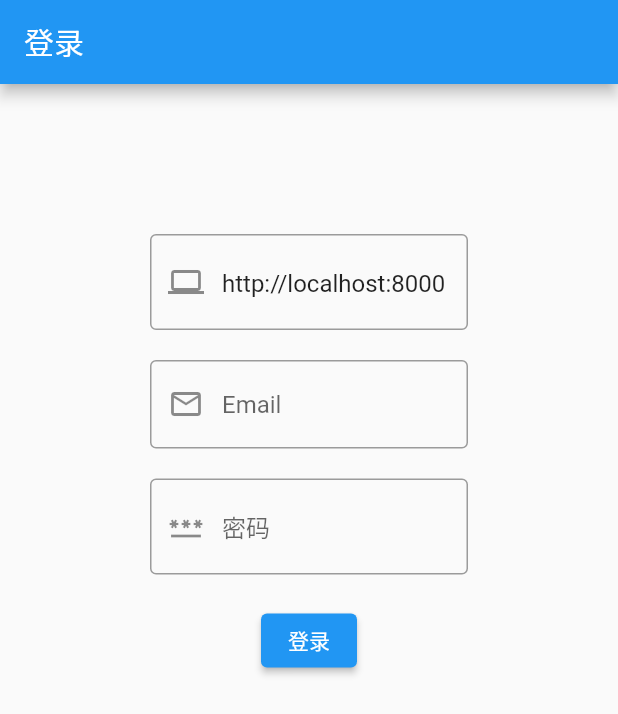
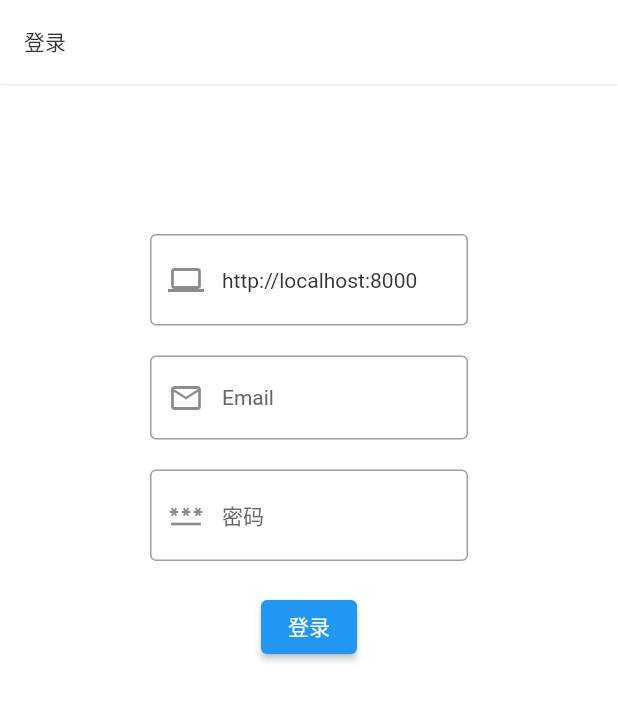
Before and after one commit to ceeevip/ceee_manager, a Flutter app: the screen it shows after launch, on a phone screen of 412 x 824 dp. Shown: the top 714 px of the screen. Run offline on Flutter 3.47's test engine with Material 2 defaults, Android fonts, the phone set to English and light mode, and no system bars; our stand-ins replace dio, fluttericon, shared_preferences, toast; accounts and stored records are empty.

Commit message:
添加源完整

```diff
--- a/lib/main.dart
+++ b/lib/main.dart
@@ -5,6 +5,7 @@ import 'package:ceee_manager/page/account/login_regist_page.dart';
 import 'package:ceee_manager/page/manager/manager_page.dart';
 import 'package:ceee_manager/util/data_store.dart';
 import 'package:ceee_manager/util/http_util.dart';
+import 'package:ceee_manager/util/theme_util.dart';
 import 'package:flutter/material.dart';
 import 'package:flutter_localizations/flutter_localizations.dart';
 
@@ -34,9 +35,8 @@ class MyApp extends StatelessWidget {
         GlobalCupertinoLocalizations.delegate,
         GlobalWidgetsLocalizations.delegate
       ],
-      theme: ThemeData(
-        primarySwatch: Colors.blue,
-      ),
+      theme: ThemeUtil.getThemeData(),
+      darkTheme: ThemeUtil.getThemeData(isDarkMode: true),
       home: const MainAppWidget(),
     );
   }
@@ -73,13 +73,9 @@ class _MainAppWidgetState extends State<MainAppWidget> {
   Widget getMainWidget() {
     _items = [
       const BottomNavigationBarItem(
-          label: "首页",
-          icon: Icon(Icons.home_outlined),
-          activeIcon: Icon(Icons.home)),
+          label: "首页", icon: Icon(Icons.home_outlined), activeIcon: Icon(Icons.home)),
       const BottomNavigationBarItem(
-          label: "管理",
-          icon: Icon(Icons.list_outlined),
-          activeIcon: Icon(Icons.list)),
+          label: "管理", icon: Icon(Icons.list_outlined), activeIcon: Icon(Icons.list)),
       const BottomNavigationBarItem(
           label: "我的",
           icon: Icon(Icons.account_circle_outlined),
--- /dev/null
+++ b/lib/model/AlbumModel.dart
@@ -0,0 +1,55 @@
+/// path : "string"
+/// fs_id : "string"
+/// source_id : "string"
+/// name : "string"
+/// album_url : "string"
+/// id : "string"
+
+class AlbumModel {
+  AlbumModel({
+      this.path,
+      this.fsId,
+      this.sourceId,
+      this.name,
+      this.albumUrl,
+      this.id,});
+
+  AlbumModel.fromJson(dynamic json) {
+    path = json['path'];
+    fsId = json['fs_id'];
+    sourceId = json['source_id'];
+    name = json['name'];
+    albumUrl = json['album_url'];
+    id = json['id'];
+  }
+  String? path;
+  String? fsId;
+  String? sourceId;
+  String? name;
+  String? albumUrl;
+  String? id;
+AlbumModel copyWith({  String? path,
+  String? fsId,
+  String? sourceId,
+  String? name,
+  String? albumUrl,
+  String? id,
+}) => AlbumModel(  path: path ?? this.path,
+  fsId: fsId ?? this.fsId,
+  sourceId: sourceId ?? this.sourceId,
+  name: name ?? this.name,
+  albumUrl: albumUrl ?? this.albumUrl,
+  id: id ?? this.id,
+);
+  Map<String, dynamic> toJson() {
+    final map = <String, dynamic>{};
+    map['path'] = path;
+    map['fs_id'] = fsId;
+    map['source_id'] = sourceId;
+    map['name'] = name;
+    map['album_url'] = albumUrl;
+    map['id'] = id;
+    return map;
+  }
+
+}
--- a/lib/model/SourceModel.dart
+++ b/lib/model/SourceModel.dart
@@ -1,3 +1,12 @@
+/// id : "string"
+/// name : "string"
+/// auth_id : "string"
+/// source_type : "string"
+/// url_album : "string"
+/// api_version : "v1"
+/// status : 0
+/// password : "string"
+
 class SourceModel {
   SourceModel({
       this.id,
@@ -6,7 +15,8 @@ class SourceModel {
       this.sourceType,
       this.urlAlbum,
       this.apiVersion,
-      this.status,});
+      this.status,
+      this.password,});
 
   SourceModel.fromJson(dynamic json) {
     id = json['id'];
@@ -16,6 +26,7 @@ class SourceModel {
     urlAlbum = json['url_album'];
     apiVersion = json['api_version'];
     status = json['status'];
+    password = json['password'];
   }
   String? id;
   String? name;
@@ -24,7 +35,24 @@ class SourceModel {
   String? urlAlbum;
   String? apiVersion;
   int? status;
-
+  String? password;
+SourceModel copyWith({  String? id,
+  String? name,
+  String? authId,
+  String? sourceType,
+  String? urlAlbum,
+  String? apiVersion,
+  int? status,
+  String? password,
+}) => SourceModel(  id: id ?? this.id,
+  name: name ?? this.name,
+  authId: authId ?? this.authId,
+  sourceType: sourceType ?? this.sourceType,
+  urlAlbum: urlAlbum ?? this.urlAlbum,
+  apiVersion: apiVersion ?? this.apiVersion,
+  status: status ?? this.status,
+  password: password ?? this.password,
+);
   Map<String, dynamic> toJson() {
     final map = <String, dynamic>{};
     map['id'] = id;
@@ -34,6 +62,7 @@ class SourceModel {
     map['url_album'] = urlAlbum;
     map['api_version'] = apiVersion;
     map['status'] = status;
+    map['password'] = password;
     return map;
   }
 
--- a/lib/page/manager/manager_page.dart
+++ b/lib/page/manager/manager_page.dart
@@ -17,7 +17,7 @@ class _ManagerPageState extends State<ManagerPage> {
       body: ListView(
         children: [
           ListTile(
-            leading: Icon(Icons.source_outlined),
+            leading: Icon(Icons.water_drop_outlined),
             title: Text("源管理"),
             trailing: InkWell(
               child: Icon(Icons.arrow_right),
--- /dev/null
+++ b/lib/util/theme_util.dart
@@ -0,0 +1,178 @@
+import 'package:flutter/material.dart';
+
+class ThemeUtil {
+  static bool isDarkMode(BuildContext context) {
+    return Theme.of(context).brightness == Brightness.dark;
+  }
+
+  static ThemeData getThemeData({bool isDarkMode: false}) {
+    return ThemeData(
+        buttonTheme:
+            ButtonThemeData(buttonColor: isDarkMode ? Colors.white : Colours.dark_bg_color),
+        iconTheme: IconThemeData(color: isDarkMode ? Colors.white : Colours.dark_bg_color),
+        primaryIconTheme: IconThemeData(color: isDarkMode ? Colours.dark_red : Colours.red),
+        errorColor: isDarkMode ? Colours.dark_red : Colours.red,
+        brightness: isDarkMode ? Brightness.dark : Brightness.light,
+        primaryColor: isDarkMode ? Colours.dark_app_main : Colours.app_main,
+        // Tab指示器颜色
+        indicatorColor: isDarkMode ? Colours.dark_app_main : Colours.app_main,
+        // 页面背景色
+        scaffoldBackgroundColor: isDarkMode ? Colours.dark_bg_color : Colors.white,
+        // 主要用于Material背景色
+        canvasColor: isDarkMode ? Colours.dark_material_bg : Colors.white,
+        textTheme: TextTheme(
+          displayLarge: isDarkMode ? TextStyles.textDark : TextStyles.text,
+          displayMedium: isDarkMode ? TextStyles.textDark : TextStyles.text,
+          displaySmall: isDarkMode ? TextStyles.textDark : TextStyles.text,
+          headlineMedium: isDarkMode ? TextStyles.textDark : TextStyles.text,
+          headlineSmall: isDarkMode ? TextStyles.textDark : TextStyles.text,
+          titleLarge: isDarkMode ? TextStyles.textDark : TextStyles.text,
+          titleMedium: isDarkMode ? TextStyles.textDark : TextStyles.text,
+          titleSmall: isDarkMode ? TextStyles.textDark : TextStyles.text,
+          bodyLarge: isDarkMode ? TextStyles.textDark : TextStyles.text,
+          bodyMedium: isDarkMode ? TextStyles.textDark : TextStyles.text,
+          bodySmall: isDarkMode ? TextStyles.textDark : TextStyles.text,
+          labelLarge: isDarkMode ? TextStyles.textDark : TextStyles.text,
+          labelSmall: isDarkMode ? TextStyles.textDark : TextStyles.text,
+          labelMedium: isDarkMode ? TextStyles.textDark : TextStyles.text,
+        ),
+        inputDecorationTheme: InputDecorationTheme(
+          hintStyle: isDarkMode ? TextStyles.textWhite14 : TextStyles.textDarkGray14,
+        ),
+        appBarTheme: AppBarTheme(
+            titleTextStyle: isDarkMode ? TextStyles.textDark : TextStyles.text,
+            //
+            shadowColor: isDarkMode ? Colors.white10 : Colors.white70,
+            elevation: 0.4,
+            scrolledUnderElevation: 0.4,
+            backgroundColor: isDarkMode ? Colours.dark_app_main : Colours.app_main,
+            iconTheme: IconThemeData(
+                color: isDarkMode ? Colours.bg_color : Colours.dark_bg_color, size: 28),
+            foregroundColor: isDarkMode ? Colors.white : Colours.dark_bg_color,
+            actionsIconTheme: isDarkMode
+                ? const IconThemeData(color: Colours.bg_color)
+                : const IconThemeData(color: Colours.dark_bg_color)),
+        cardTheme: CardTheme(
+            color: isDarkMode ? Colours.dark_bg_color : Colors.white,
+            shadowColor: isDarkMode ? Colours.bg_color : Colors.white),
+        dividerTheme: DividerThemeData(
+            color: isDarkMode ? Colours.dark_line : Colours.line, space: 0.6, thickness: 0.6),
+        textSelectionTheme: TextSelectionThemeData(
+          selectionColor: Colours.app_main.withAlpha(70),
+          selectionHandleColor: Colours.app_main,
+        ));
+  }
+}
+
+class Colours {
+  // static const Color app_main = Colors.redAccent;
+  static const Color app_main = Colors.white;
+  static const Color dark_app_main = Color(0xFF1B1B24);
+
+  static const Color bg_color = Color(0xfff1f1f1);
+  static const Color dark_bg_color = Color(0xFF1B1B24);
+
+  static const Color material_bg = Color(0xFFFFFFFF);
+  static const Color dark_material_bg = Color(0xFF303233);
+
+  static const Color text = Color(0xFF333333);
+  static const Color dark_text = Color(0xFFB8B8B8);
+
+  static const Color text_gray = Color(0xFF999999);
+  static const Color dark_text_gray = Color(0xFF666666);
+
+  static const Color text_gray_c = Color(0xFFcccccc);
+  static const Color dark_button_text = Color(0xFFF2F2F2);
+
+  static const Color bg_gray = Color(0xFFF6F6F6);
+  static const Color dark_bg_gray = Color(0xFF1F1F1F);
+
+  static const Color line = Color(0xFFEEEEEE);
+  static const Color dark_line = Color(0xFF3A3C3D);
+
+  static const Color red = Color(0xFFFF4759);
+  static const Color dark_red = Color(0xFFE03E4E);
+
+  static const Color text_disabled = Color(0xFFD4E2FA);
+  static const Color dark_text_disabled = Color(0xFFCEDBF2);
+
+  static const Color button_disabled = Color(0xFF96BBFA);
+  static const Color dark_button_disabled = Color(0xFF83A5E0);
+
+  static const Color unselected_item_color = Color(0xffbfbfbf);
+  static const Color dark_unselected_item_color = Color(0xFF4D4D4D);
+
+  static const Color bg_gray_ = Color(0xFFFAFAFA);
+  static const Color dark_bg_gray_ = Color(0xFF242526);
+
+  static const Color gradient_blue = Color(0xFF5793FA);
+  static const Color shadow_blue = Color(0x805793FA);
+  static const Color orange = Color(0xFFFF8547);
+}
+
+class TextStyles {
+  static const TextStyle textSize12 = TextStyle(
+    fontSize: Dimens.font_sp12,
+  );
+  static const TextStyle textSize16 = TextStyle(
+    fontSize: Dimens.font_sp16,
+  );
+  static const TextStyle textBold14 =
+      TextStyle(fontSize: Dimens.font_sp14, fontWeight: FontWeight.bold);
+  static const TextStyle textBold16 =
+      TextStyle(fontSize: Dimens.font_sp16, fontWeight: FontWeight.bold);
+  static const TextStyle textBold18 =
+      TextStyle(fontSize: Dimens.font_sp18, fontWeight: FontWeight.bold);
+  static const TextStyle textBold24 = TextStyle(fontSize: 24.0, fontWeight: FontWeight.bold);
+  static const TextStyle textBold26 = TextStyle(fontSize: 26.0, fontWeight: FontWeight.bold);
+
+  static const TextStyle textGray14 = TextStyle(
+    fontSize: Dimens.font_sp14,
+    color: Colours.text_gray,
+  );
+  static const TextStyle textDarkGray14 = TextStyle(
+    fontSize: Dimens.font_sp14,
+    color: Colours.dark_text_gray,
+  );
+
+  static const TextStyle textWhite14 = TextStyle(
+    fontSize: Dimens.font_sp14,
+    color: Colors.white,
+  );
+
+  static const TextStyle text = TextStyle(
+      fontSize: Dimens.font_sp14,
+      color: Colours.text,
+      // https://github.com/flutter/flutter/issues/40248
+      textBaseline: TextBaseline.alphabetic);
+  static const TextStyle textDark = TextStyle(
+      fontSize: Dimens.font_sp14, color: Colours.dark_text, textBaseline: TextBaseline.alphabetic);
+
+  static const TextStyle textGray12 = TextStyle(
+      fontSize: Dimens.font_sp12, color: Colours.text_gray, fontWeight: FontWeight.normal);
+
+  static const TextStyle textDarkGray12 = TextStyle(
+      fontSize: Dimens.font_sp12, color: Colours.dark_text_gray, fontWeight: FontWeight.normal);
+
+  static const TextStyle textHint14 = TextStyle(fontSize: Dimens.font_sp14, color: Colours.text);
+}
+
+class Dimens {
+  static const double font_sp10 = 10.0;
+  static const double font_sp12 = 12.0;
+  static const double font_sp14 = 14.0;
+  static const double font_sp15 = 15.0;
+  static const double font_sp16 = 16.0;
+  static const double font_sp18 = 18.0;
+
+  static const double gap_dp4 = 4;
+  static const double gap_dp5 = 5;
+  static const double gap_dp8 = 8;
+  static const double gap_dp10 = 10;
+  static const double gap_dp12 = 12;
+  static const double gap_dp15 = 15;
+  static const double gap_dp16 = 16;
+  static const double gap_dp24 = 24;
+  static const double gap_dp32 = 32;
+  static const double gap_dp50 = 50;
+}
```
Also changed, not shown: lib/model/AlbumModel.json (added, +8 -0 lines), lib/page/manager/source_add_page.dart (+8 -13 lines), lib/page/manager/source_album_detail_page.dart (deleted, +0 -114 lines), lib/page/manager/source_album_manager_remote_page.dart (added, +173 -0 lines), lib/page/manager/source_albums_manager_page.dart (added, +67 -0 lines), lib/page/manager/source_list_page.dart (+4 -3 lines), lib/util/http_util.dart (+39 -2 lines).
